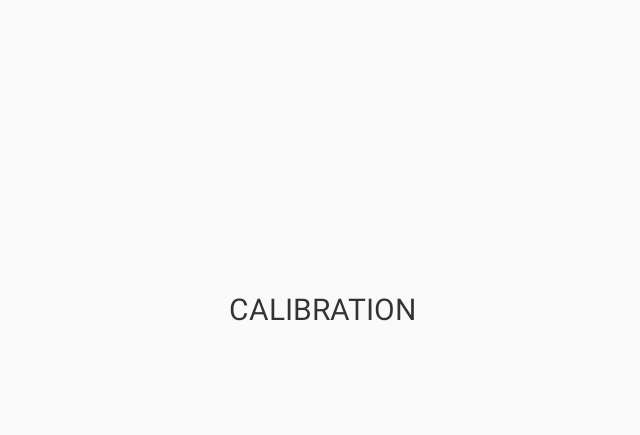
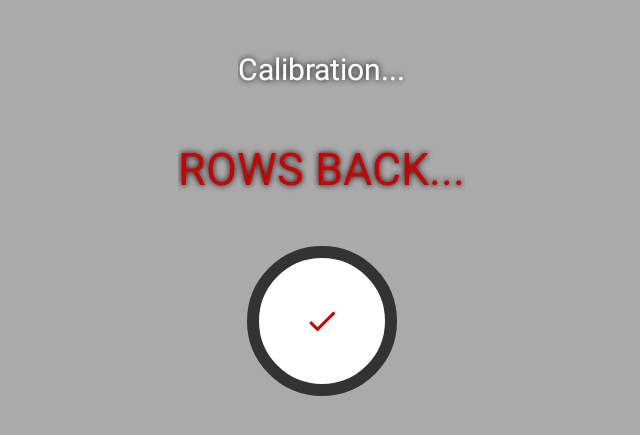
Before and after one commit to joss94/JRow, an Android app: the fragment CalibrationFragment placed in its activity, on a phone screen of 824 x 412 dp (held sideways). Shown: the top 435 px of the screen, without its empty margins (296-936 px from the left). Run offline under Robolectric (Android 15) with nearby library versions, the light colour scheme and no system bars; plain views replace DrawerSlidingPane; 6 statements that could not run were skipped.

Commit message:
Implemented calibration

```diff
--- a/app/src/main/java/com/joss/jrow/Calibration/CalibrationFragment.java
+++ b/app/src/main/java/com/joss/jrow/Calibration/CalibrationFragment.java
@@ -6,10 +6,21 @@ import android.support.v4.app.Fragment;
 import android.view.LayoutInflater;
 import android.view.View;
 import android.view.ViewGroup;
+import android.widget.TextView;
 
+import com.joss.jrow.Models.Measure;
+import com.joss.jrow.Models.Measures;
 import com.joss.jrow.R;
+import com.joss.jrow.TrainingEnvironment.TrainingActivity;
 
-public class CalibrationFragment extends Fragment {
+public class CalibrationFragment extends Fragment implements Measures.OnNewMeasureProcessedListener, View.OnClickListener {
+
+    private View ok_button;
+    private TextView instructions;
+
+    private Measure measure;
+
+    private int step = 0;
 
 
     public CalibrationFragment() {
@@ -21,7 +32,46 @@ public class CalibrationFragment extends Fragment {
     public View onCreateView(LayoutInflater inflater, ViewGroup container,
                              Bundle savedInstanceState) {
         // Inflate the layout for this fragment
-        return inflater.inflate(R.layout.fragment_calibration, container, false);
+        View v = inflater.inflate(R.layout.fragment_calibration, container, false);
+        ok_button = v.findViewById(R.id.OK_button);
+        instructions = (TextView) v.findViewById(R.id.instructions);
+
+        ok_button.setOnClickListener(this);
+
+        return v;
     }
 
+    @Override
+    public void onNewMeasureProcessed(Measure measure) {
+        this.measure = measure;
+    }
+
+    @Override
+    public void onMovementChanged(int index, long time) {
+
+    }
+
+    @Override
+    public void onClick(View v) {
+        switch (v.getId()){
+            case R.id.OK_button:
+                switch(step){
+                    case 0:
+                        Measures.getMeasures().setBackPosition(measure);
+                        instructions.setText(R.string.rows_front);
+                        break;
+
+                    case 1:
+                        Measures.getMeasures().setFrontPosition(measure);
+                        instructions.setText(R.string.rows_neutral);
+                        break;
+
+                    case 2:
+                        Measures.getMeasures().setNeutralPosition(measure);
+                        ((TrainingActivity)getActivity()).cabrationFinished();
+                        break;
+                }
+                break;
+        }
+    }
 }
--- a/app/src/main/res/layout/fragment_calibration.xml
+++ b/app/src/main/res/layout/fragment_calibration.xml
@@ -1,14 +1,68 @@
-<FrameLayout xmlns:android="http://schemas.android.com/apk/res/android"
+<RelativeLayout xmlns:android="http://schemas.android.com/apk/res/android"
     xmlns:tools="http://schemas.android.com/tools"
     android:layout_width="match_parent"
     android:layout_height="match_parent"
-    tools:context="com.joss.jrow.Calibration.CalibrationFragment">
+    tools:context="com.joss.jrow.Calibration.CalibrationFragment"
+    android:background="@color/light_gray">
 
     <TextView
+        android:id="@+id/title"
+        android:layout_width="wrap_content"
+        android:layout_height="wrap_content"
+        android:layout_centerHorizontal="true"
+        android:layout_marginTop="@dimen/margin_big"
+        android:textColor="@color/white"
+        android:shadowColor="@color/black"
+        android:shadowDx="0"
+        android:shadowDy="0"
+        android:shadowRadius="5"
+        android:text="Calibration..."
+        android:textSize="@dimen/text_very_big"/>
+
+    <TextView
+        android:id="@+id/instructions"
+        android:layout_width="wrap_content"
+        android:layout_height="wrap_content"
+        android:layout_centerHorizontal="true"
+        android:layout_below="@+id/title"
+        android:layout_marginTop="@dimen/margin_big"
+        android:textColor="@color/red"
+        android:shadowColor="@color/black"
+        android:shadowDx="0"
+        android:shadowDy="0"
+        android:shadowRadius="5"
+        android:text="Rows back..."
+        android:textAllCaps="true"
+        android:textSize="@dimen/text_enormous"/>
+
+    <ImageView
+        android:id="@+id/image"
         android:layout_width="match_parent"
         android:layout_height="match_parent"
-        android:text="CALIBRATION"
+        android:gravity="center" />
+
+    <RelativeLayout
+        android:id="@+id/OK_button"
+        android:layout_width="wrap_content"
+        android:layout_height="wrap_content"
         android:gravity="center"
-        android:textSize="@dimen/text_very_big"/>
+        android:layout_centerHorizontal="true"
+        android:layout_below="@+id/instructions"
+        android:layout_marginTop="@dimen/margin_big">
 
-</FrameLayout>
+        <ImageView
+            android:layout_width="100dp"
+            android:layout_height="100dp"
+            android:background="@drawable/welcome_button" />
+
+        <ImageView
+            android:layout_width="wrap_content"
+            android:layout_height="wrap_content"
+            android:src="@drawable/ic_check"
+            android:tint="@color/red"
+            android:layout_centerInParent="true"/>
+
+    </RelativeLayout>
+
+
+</RelativeLayout>
--- a/app/src/main/res/values/dimens.xml
+++ b/app/src/main/res/values/dimens.xml
@@ -7,6 +7,7 @@
     <dimen name="text_small">12sp</dimen>
     <dimen name="text_normal">14sp</dimen>
     <dimen name="text_very_big">20sp</dimen>
+    <dimen name="text_enormous">30dp</dimen>
     <dimen name="training_button_size">24dp</dimen>
     <dimen name="loadbar_tip_width">0dp</dimen>
     <dimen name="loadbar_max_mark_width">2dp</dimen>
--- a/app/src/main/res/values/strings.xml
+++ b/app/src/main/res/values/strings.xml
@@ -35,4 +35,6 @@
 
     <!-- TODO: Remove or change this placeholder text -->
     <string name="hello_blank_fragment">Hello blank fragment</string>
+    <string name="rows_front">ROWS FRONT...</string>
+    <string name="rows_neutral">ROWS PERPENDICULAR...</string>
 </resources>
```
Also changed, not shown: app/src/main/java/com/joss/jrow/Models/Measures.java (+34 -1 lines), app/src/main/java/com/joss/jrow/TrainingEnvironment/TrainingActivity.java (+47 -2 lines), app/src/main/res/drawable-hdpi/ic_check.png (added), app/src/main/res/drawable-mdpi/ic_check.png (added), app/src/main/res/drawable-xhdpi/ic_check.png (added), app/src/main/res/drawable-xxhdpi/ic_check.png (added), app/src/main/res/drawable-xxxhdpi/ic_check.png (added).
